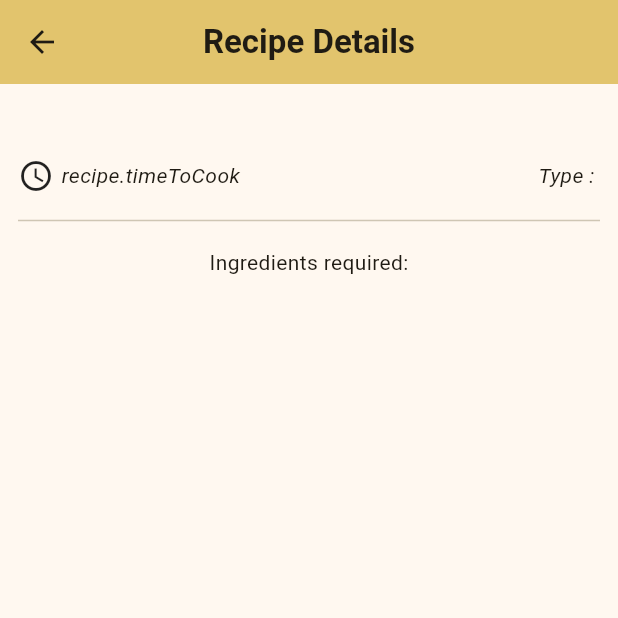
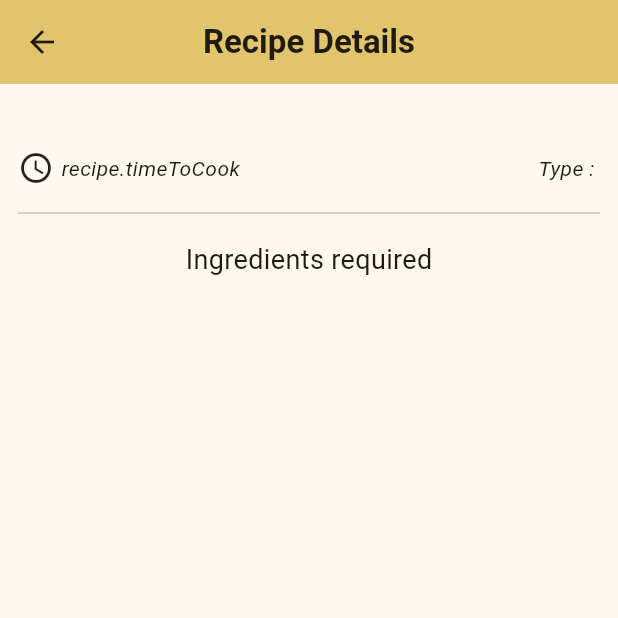
Before and after one commit to Aayushstha03/fridge-manager, a Flutter app: the RecipeDetailsPage screen opened directly with empty values, on a phone screen of 412 x 824 dp, the top half of it. Run offline on Flutter 3.47's test engine with Material 3 defaults, Android fonts, the phone set to English and light mode, and no system bars.

Commit message:
finalworking protype before implementing Database structures

```diff
--- a/lib/pages/recipe_details_page.dart
+++ b/lib/pages/recipe_details_page.dart
@@ -30,7 +30,7 @@ class RecipeDetailsPage extends StatelessWidget {
                     const TextStyle(fontSize: 20, fontWeight: FontWeight.bold),
               ),
             ),
-            const SizedBox(height: 10),
+            const SizedBox(height: 5),
             Row(
               mainAxisAlignment: MainAxisAlignment.spaceBetween,
               children: [
@@ -53,7 +53,12 @@ class RecipeDetailsPage extends StatelessWidget {
             const SizedBox(height: 10),
             const Divider(),
             const SizedBox(height: 10),
-            const Text('Ingredients required:'),
+            const Text(
+              'Ingredients required',
+              style: TextStyle(
+                fontSize: 18,
+              ),
+            ),
             ListView.builder(
               shrinkWrap: true,
               itemCount: recipe.getPrimaryIngredients().length,
@@ -71,7 +76,7 @@ class RecipeDetailsPage extends StatelessWidget {
                 return ListTile(
                   leading: recipe.getSecondaryIngredients()[index].icon,
                   title: Text(recipe.getSecondaryIngredients()[index].name),
-                  trailing: Text('optional'),
+                  trailing: const Text('optional'),
                 );
               },
             )
```
